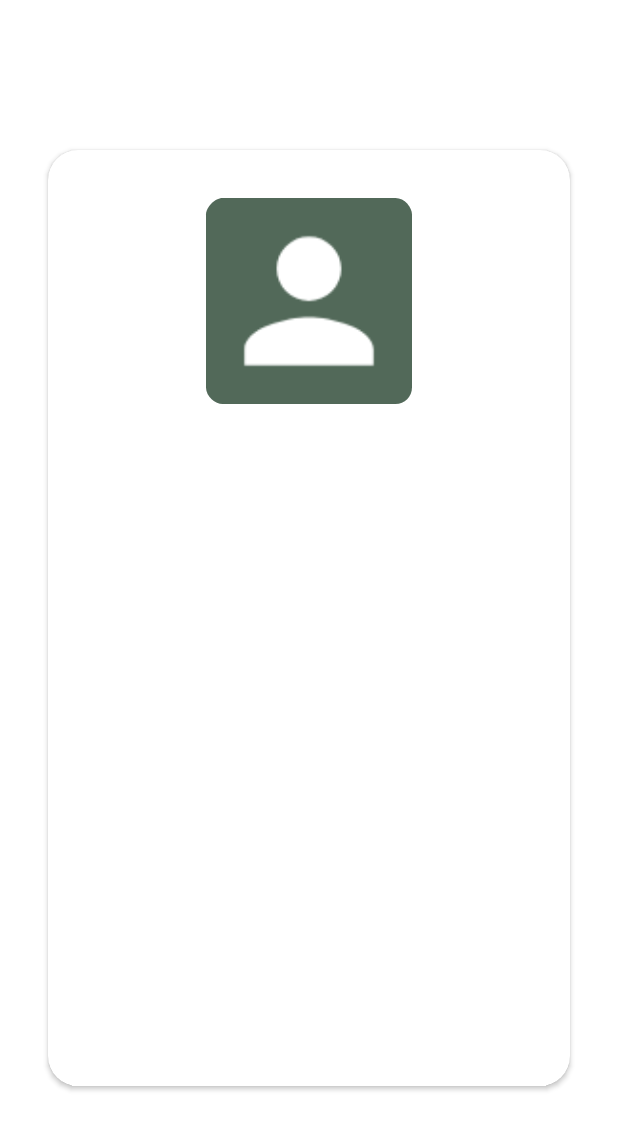
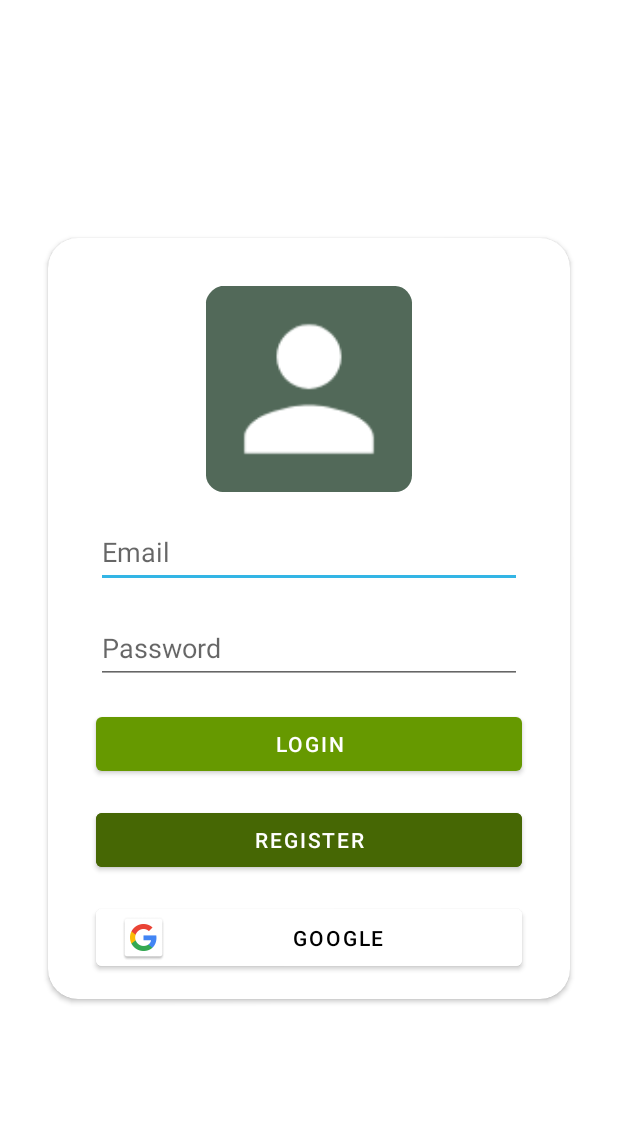
Before and after one commit to braiso-22/GestionVuelos, an Android app: the layout activity_login.xml on its own in the app's theme, with its tools: preview values and no code run, on a phone screen of 412 x 824 dp. Shown: the top 1130 px of the screen. Run offline under Robolectric (Android 15) with nearby library versions, the phone set to English and light mode, and no system bars.

Commit message:
Agregado a Firebase y splash screen creado con themes

```diff
--- a/app/build.gradle
+++ b/app/build.gradle
@@ -1,5 +1,6 @@
 plugins {
     id 'com.android.application'
+    id 'com.google.gms.google-services'
 }
 
 android {
@@ -32,6 +33,8 @@ dependencies {
     implementation 'androidx.appcompat:appcompat:1.3.1'
     implementation 'com.google.android.material:material:1.4.0'
     implementation 'androidx.constraintlayout:constraintlayout:2.1.1'
+    implementation 'com.google.firebase:firebase-analytics:20.0.0'
+    implementation 'com.google.firebase:firebase-auth:21.0.1'
     testImplementation 'junit:junit:4.+'
     androidTestImplementation 'androidx.test.ext:junit:1.1.3'
     androidTestImplementation 'androidx.test.espresso:espresso-core:3.4.0'
--- a/app/src/main/AndroidManifest.xml
+++ b/app/src/main/AndroidManifest.xml
@@ -17,6 +17,7 @@
             android:exported="true" />
         <activity
             android:name=".MainActivity"
+            android:theme="@style/splash"
             android:exported="true" >
             <intent-filter>
                 <action android:name="android.intent.action.MAIN" />
--- a/app/src/main/java/com/example/gestionvuelos/MainActivity.java
+++ b/app/src/main/java/com/example/gestionvuelos/MainActivity.java
@@ -4,15 +4,17 @@ import androidx.appcompat.app.AppCompatActivity;
 
 import android.content.Intent;
 import android.os.Bundle;
+import android.util.Log;
 
 public class MainActivity extends AppCompatActivity {
 
     @Override
     protected void onCreate(Bundle savedInstanceState) {
+
         super.onCreate(savedInstanceState);
         setContentView(R.layout.activity_main);
 
-        Intent cambio = new Intent(this,LoginActivity.class);
+        Intent cambio = new Intent(this, FligthsActivity.class);
         startActivity(cambio);
     }
 }
--- /dev/null
+++ b/app/src/main/res/drawable/splash_screen.xml
@@ -0,0 +1,7 @@
+<?xml version="1.0" encoding="utf-8"?>
+<layer-list xmlns:android="http://schemas.android.com/apk/res/android">
+    <item android:drawable="?attr/colorPrimaryVariant"/>
+    <item
+        android:drawable="@drawable/ic_launcher_foreground"
+        android:gravity="center" />
+</layer-list>
--- a/app/src/main/res/layout/activity_login.xml
+++ b/app/src/main/res/layout/activity_login.xml
@@ -4,11 +4,12 @@
     xmlns:tools="http://schemas.android.com/tools"
     android:layout_width="match_parent"
     android:layout_height="match_parent"
+    android:backgroundTint="?attr/colorSecondary"
     tools:context=".LoginActivity">
 
     <androidx.cardview.widget.CardView
         android:layout_width="0dp"
-        android:layout_height="0dp"
+        android:layout_height="wrap_content"
         android:layout_marginStart="32dp"
         android:layout_marginTop="100dp"
         android:layout_marginEnd="32dp"
@@ -17,23 +18,99 @@
         app:layout_constraintBottom_toBottomOf="parent"
         app:layout_constraintEnd_toEndOf="parent"
         app:layout_constraintStart_toStartOf="parent"
-        app:layout_constraintTop_toTopOf="parent" >
+        app:layout_constraintTop_toTopOf="parent">
 
         <androidx.constraintlayout.widget.ConstraintLayout
             android:layout_width="match_parent"
             android:layout_height="match_parent">
 
             <ImageView
-                android:id="@+id/imageView2"
+                android:id="@+id/imagenLogin"
                 android:layout_width="140dp"
                 android:layout_height="137dp"
                 android:layout_marginStart="32dp"
                 android:layout_marginTop="32dp"
                 android:layout_marginEnd="32dp"
+                android:layout_marginBottom="16dp"
+                app:layout_constraintBottom_toTopOf="@+id/editTextTextEmailAddress"
                 app:layout_constraintEnd_toEndOf="parent"
                 app:layout_constraintStart_toStartOf="parent"
                 app:layout_constraintTop_toTopOf="parent"
                 app:srcCompat="@mipmap/user_round" />
+
+            <EditText
+                android:id="@+id/editTextTextEmailAddress"
+                android:layout_width="0dp"
+                android:layout_height="wrap_content"
+                android:layout_marginStart="32dp"
+                android:layout_marginTop="16dp"
+                android:layout_marginEnd="32dp"
+                android:ems="10"
+                android:hint="Email"
+                android:inputType="textEmailAddress"
+                android:minHeight="48dp"
+                app:layout_constraintEnd_toEndOf="parent"
+                app:layout_constraintStart_toStartOf="parent"
+                app:layout_constraintTop_toBottomOf="@+id/imagenLogin" />
+
+            <EditText
+                android:id="@+id/editTextTextPassword"
+                android:layout_width="0dp"
+                android:layout_height="wrap_content"
+                android:layout_marginStart="32dp"
+                android:layout_marginTop="16dp"
+                android:layout_marginEnd="32dp"
+                android:ems="10"
+                android:hint="Password"
+                android:inputType="textPassword"
+                android:minHeight="48dp"
+                app:layout_constraintEnd_toEndOf="parent"
+                app:layout_constraintStart_toStartOf="parent"
+                app:layout_constraintTop_toBottomOf="@+id/editTextTextEmailAddress" />
+
+            <Button
+                android:id="@+id/button5"
+                android:layout_width="0dp"
+                android:layout_height="wrap_content"
+                android:layout_marginStart="32dp"
+                android:layout_marginTop="16dp"
+                android:layout_marginEnd="32dp"
+                android:backgroundTint="?attr/colorSecondaryVariant"
+                android:text="Register"
+                app:layout_constraintEnd_toEndOf="parent"
+                app:layout_constraintStart_toStartOf="parent"
+                app:layout_constraintTop_toBottomOf="@+id/button6" />
+
+            <Button
+                android:id="@+id/button6"
+                android:layout_width="0dp"
+                android:layout_height="wrap_content"
+                android:layout_marginStart="32dp"
+                android:layout_marginTop="16dp"
+                android:layout_marginEnd="32dp"
+                android:text="Login"
+                app:layout_constraintEnd_toEndOf="parent"
+                app:layout_constraintStart_toStartOf="parent"
+                app:layout_constraintTop_toBottomOf="@+id/editTextTextPassword" />
+
+            <Button
+                android:id="@+id/button7"
+                android:layout_width="0dp"
+                android:layout_height="50sp"
+                android:layout_marginStart="32dp"
+                android:layout_marginTop="16dp"
+                android:layout_marginEnd="32dp"
+                android:layout_marginBottom="16dp"
+                android:backgroundTint="@color/white"
+                android:drawableLeft="@drawable/common_google_signin_btn_icon_light"
+                android:text="Google"
+                android:textColor="@color/black"
+                app:layout_constraintBottom_toBottomOf="parent"
+                app:layout_constraintEnd_toEndOf="parent"
+                app:layout_constraintStart_toStartOf="parent"
+                app:layout_constraintTop_toBottomOf="@+id/button5" />
+
         </androidx.constraintlayout.widget.ConstraintLayout>
     </androidx.cardview.widget.CardView>
+
 </androidx.constraintlayout.widget.ConstraintLayout>
--- a/app/src/main/res/layout/activity_main.xml
+++ b/app/src/main/res/layout/activity_main.xml
@@ -4,15 +4,6 @@
     xmlns:tools="http://schemas.android.com/tools"
     android:layout_width="match_parent"
     android:layout_height="match_parent"
-    tools:context=".MainActivity">
-
-    <TextView
-        android:layout_width="wrap_content"
-        android:layout_height="wrap_content"
-        android:text="Hello World!"
-        app:layout_constraintBottom_toBottomOf="parent"
-        app:layout_constraintLeft_toLeftOf="parent"
-        app:layout_constraintRight_toRightOf="parent"
-        app:layout_constraintTop_toTopOf="parent" />
-
-</androidx.constraintlayout.widget.ConstraintLayout>
+    android:backgroundTint="@color/black"
+    android:backgroundTintMode="add"
+    tools:context=".MainActivity" />
--- a/app/src/main/res/values/themes.xml
+++ b/app/src/main/res/values/themes.xml
@@ -3,7 +3,7 @@
     <style name="Theme.GestionVuelos" parent="Theme.MaterialComponents.DayNight.DarkActionBar">
         <!-- Primary brand color. -->
         <item name="colorPrimary">@color/verde</item><!--@color/purple_500-->
-        <item name="colorPrimaryVariant">@color/rojo</item><!--purple_700-->
+        <item name="colorPrimaryVariant">@color/verde_oscuro</item><!--purple_700-->
         <item name="colorOnPrimary">@color/white</item>
         <!-- Secondary brand color. -->
         <item name="colorSecondary">@color/azul_claro</item><!--teal_200-->
@@ -13,4 +13,7 @@
         <item name="android:statusBarColor" tools:targetApi="l">?attr/colorOnSecondary</item>
         <!-- Customize your theme here. -->
     </style>
+    <style name="splash" parent="Theme.GestionVuelos">
+        <item name="android:windowBackground">@drawable/splash_screen</item>
+    </style>
 </resources>
--- a/build.gradle
+++ b/build.gradle
@@ -6,6 +6,7 @@ buildscript {
     }
     dependencies {
         classpath "com.android.tools.build:gradle:7.0.2"
+        classpath 'com.google.gms:google-services:4.3.10'
 
         // NOTE: Do not place your application dependencies here; they belong
         // in the individual module build.gradle files
```
Also changed, not shown: 1 other file.
